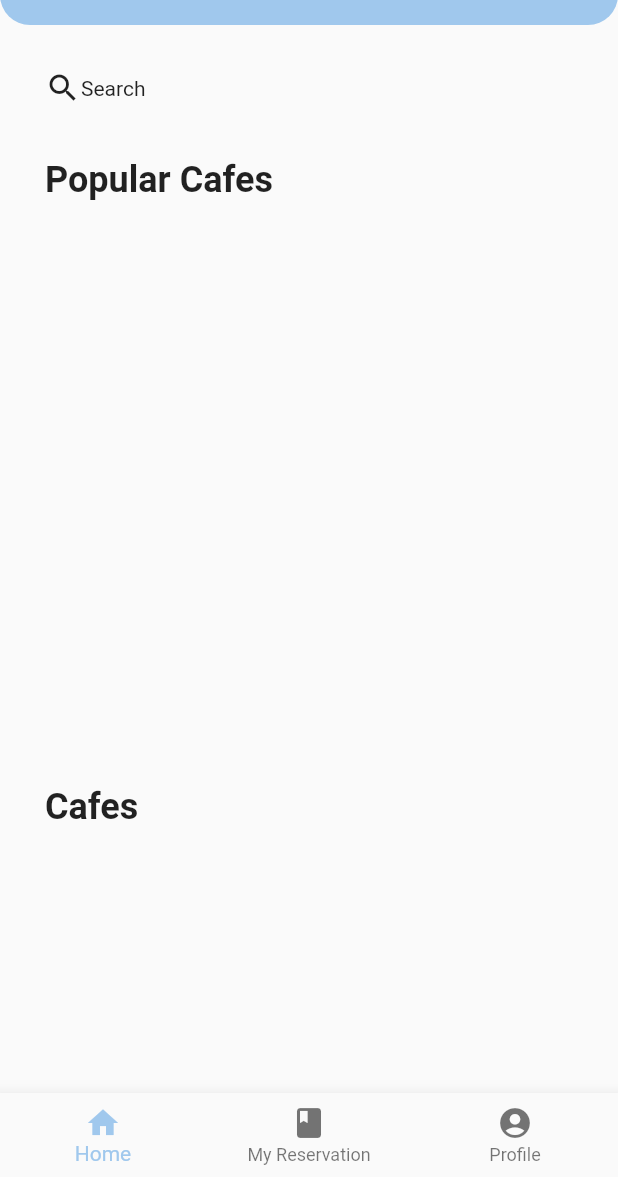
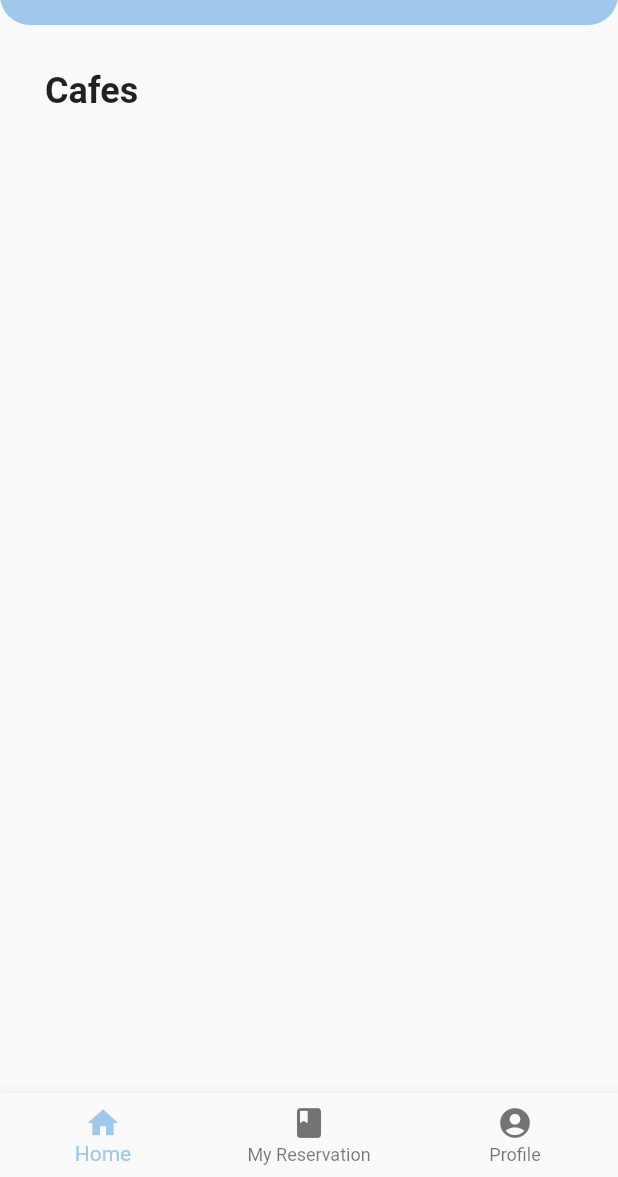
Before and after one commit to yangrchen/comp523-cafe-reservation, a Flutter app: the screen it shows once a user with an empty profile is signed in, on a phone screen of 412 x 824 dp, the part 59-1236 px from its top. Run offline on Flutter 3.47's test engine with Material 2 defaults, Android fonts, the phone set to English and light mode, and no system bars; our stand-ins replace cloud_firestore, firebase_auth, firebase_core, flutter_hooks; accounts and stored records are empty.

Commit message:
Removed search bar; removed popular cafes text

```diff
--- a/cafe_reservation/lib/pages/home_page.dart
+++ b/cafe_reservation/lib/pages/home_page.dart
@@ -1,10 +1,5 @@
-import 'dart:developer';
-
-import 'package:cafe_reservation/models/user.dart';
 import 'package:cafe_reservation/widgets/cafe_list.dart';
-import 'package:cafe_reservation/widgets/cafe_search.dart';
 import 'package:flutter/material.dart';
-import 'package:provider/provider.dart';
 
 class HomePage extends StatefulWidget {
   const HomePage({Key? key}) : super(key: key);
@@ -14,37 +9,15 @@ class HomePage extends StatefulWidget {
 }
 
 class _HomePageState extends State<HomePage> {
-  Widget _buildSearchBar(BuildContext context) {
-    return Container(
-      width: 100,
-      child: Row(
-        children: <Widget>[
-          const Icon(Icons.search),
-          GestureDetector(
-            onTap: () {
-              showSearch(context: context, delegate: CafeSearch());
-            },
-            child: const Text('Search'),
-          ),
-        ],
-      ),
-    );
-  }
-
   @override
   Widget build(BuildContext context) {
     const title = 'Cafe Reservation';
     List<Widget> homePageWidgets = <Widget>[
-      _buildSearchBar(context),
       const Text(
-        'Popular Cafes',
+        'Cafes',
         style: TextStyle(fontWeight: FontWeight.bold, fontSize: 24),
       ),
       const CafeList(),
-      const Text(
-        'Cafes',
-        style: TextStyle(fontWeight: FontWeight.bold, fontSize: 24),
-      )
     ];
     return Scaffold(
       appBar: AppBar(
```
